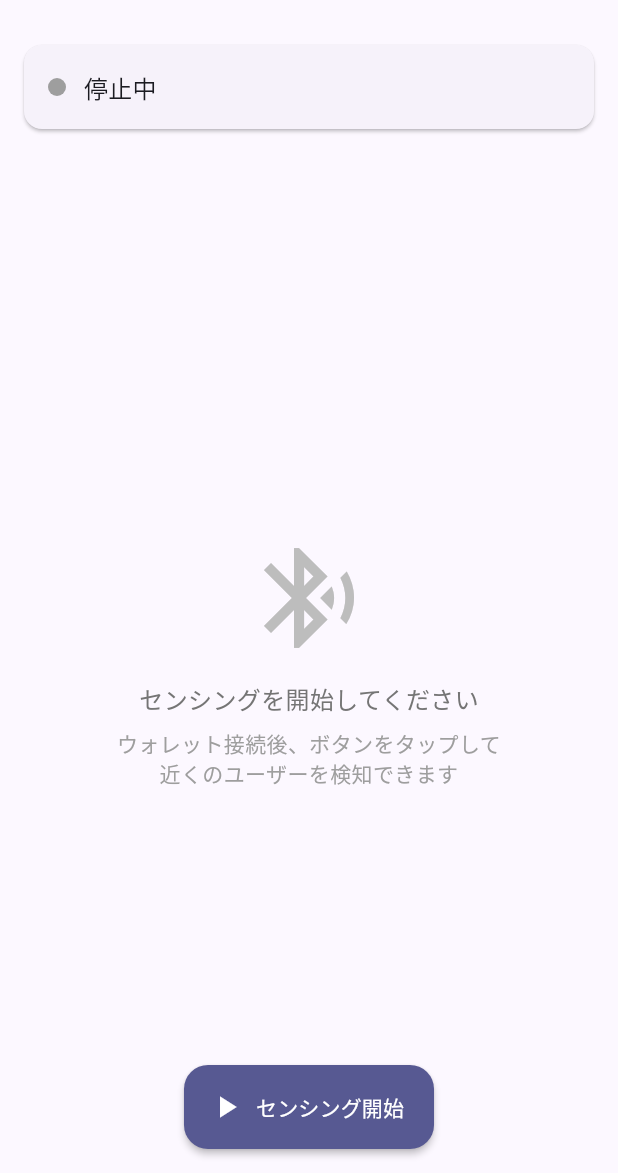
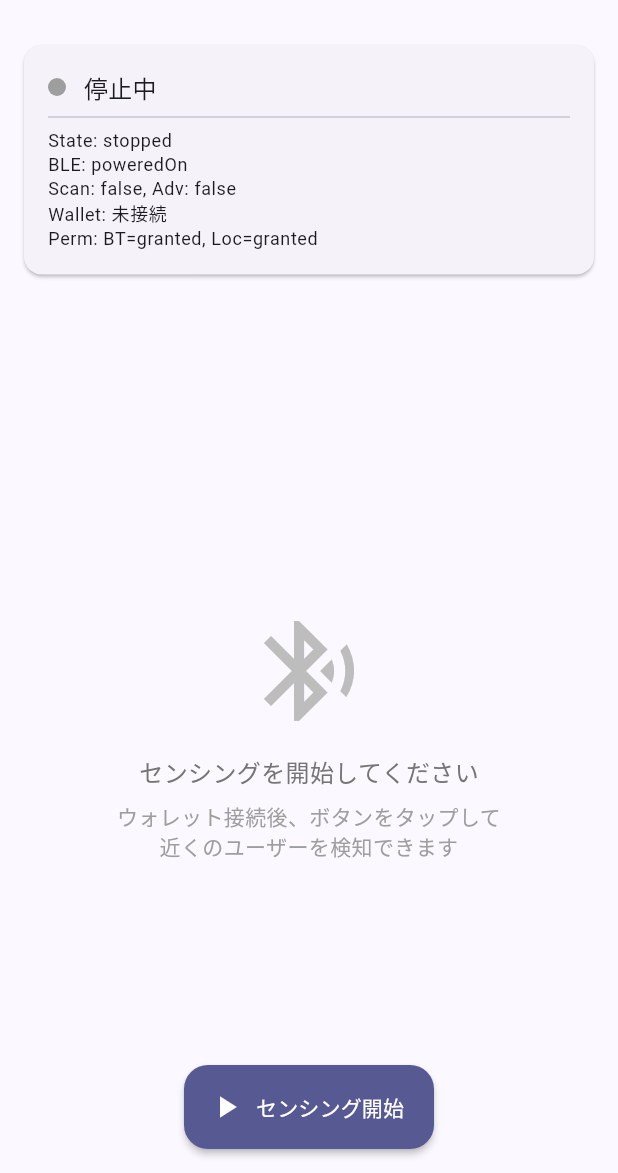
Before and after one commit to levarac/beid, a Flutter app: the screen it shows after launch, on a phone screen of 412 x 824 dp, the part 63-1236 px from its top. Run offline on Flutter 3.47's test engine with Material 3 defaults, Android fonts, the phone set to English and light mode, and no system bars; our stand-ins replace dio, flutter_dotenv, flutter_riverpod, hive_ce, hive_ce_flutter, permission_handler and 1 more; missing offline and left inert: barnard, reown_appkit; accounts and stored records are empty; generated files the repository leaves out were written again.

Commit message:
feat: Add debug status display to home screen
Show real-time state info in status card for development:
- Sensing state (stopped/starting/sensing/stopping)
- BLE state (poweredOn/poweredOff)
- Scan/Advertise status
- Wallet connection status
- Permission status (Bluetooth/Location)

🤖 Generated with [Claude Code](https://claude.com/claude-code)

Co-Authored-By: Claude Opus 4.5 <noreply@anthropic.com>

```diff
--- a/lib/ui/screens/home_screen.dart
+++ b/lib/ui/screens/home_screen.dart
@@ -102,6 +102,7 @@ class _HomeScreenState extends ConsumerState<HomeScreen> {
   Widget build(BuildContext context) {
     final bleState = ref.watch(bleServiceProvider);
     final walletState = ref.watch(walletServiceProvider);
+    final permissionState = ref.watch(permissionServiceProvider);
 
     return Scaffold(
       appBar: AppBar(
@@ -129,7 +130,7 @@ class _HomeScreenState extends ConsumerState<HomeScreen> {
       body: Column(
         children: [
           // ステータス表示
-          _buildStatusCard(bleState, walletState),
+          _buildStatusCard(bleState, walletState, permissionState),
 
           // 検知ユーザー一覧
           Expanded(
@@ -149,7 +150,7 @@ class _HomeScreenState extends ConsumerState<HomeScreen> {
     );
   }
 
-  Widget _buildStatusCard(BleServiceState bleState, WalletServiceState walletState) {
+  Widget _buildStatusCard(BleServiceState bleState, WalletServiceState walletState, PermissionServiceState permissionState) {
     final statusColor = bleState.isSensing ? Colors.green : Colors.grey;
     final statusText = bleState.isSensing ? 'センシング中' : '停止中';
 
@@ -157,7 +158,10 @@ class _HomeScreenState extends ConsumerState<HomeScreen> {
       margin: const EdgeInsets.all(16),
       child: Padding(
         padding: const EdgeInsets.all(16),
-        child: Row(
+        child: Column(
+          crossAxisAlignment: CrossAxisAlignment.start,
+          children: [
+            Row(
               children: [
                 Container(
                   width: 12,
@@ -188,6 +192,30 @@ class _HomeScreenState extends ConsumerState<HomeScreen> {
                   Chip(
                     label: const Text('BLE無効'),
                     backgroundColor: Colors.orange.shade100,
+                  ),
+              ],
+            ),
+            const Divider(),
+            // デバッグ情報
+            Text(
+              'State: ${bleState.sensingState.name}',
+              style: Theme.of(context).textTheme.bodySmall,
+            ),
+            Text(
+              'BLE: ${bleState.bleState.name}',
+              style: Theme.of(context).textTheme.bodySmall,
+            ),
+            Text(
+              'Scan: ${bleState.isScanning}, Adv: ${bleState.isAdvertising}',
+              style: Theme.of(context).textTheme.bodySmall,
+            ),
+            Text(
+              'Wallet: ${walletState.isConnected ? "接続中" : "未接続"}',
+              style: Theme.of(context).textTheme.bodySmall,
+            ),
+            Text(
+              'Perm: BT=${permissionState.bluetoothStatus.name}, Loc=${permissionState.locationStatus.name}',
+              style: Theme.of(context).textTheme.bodySmall,
             ),
           ],
         ),
```
Lines whose indentation alone changed are shown as unchanged.
